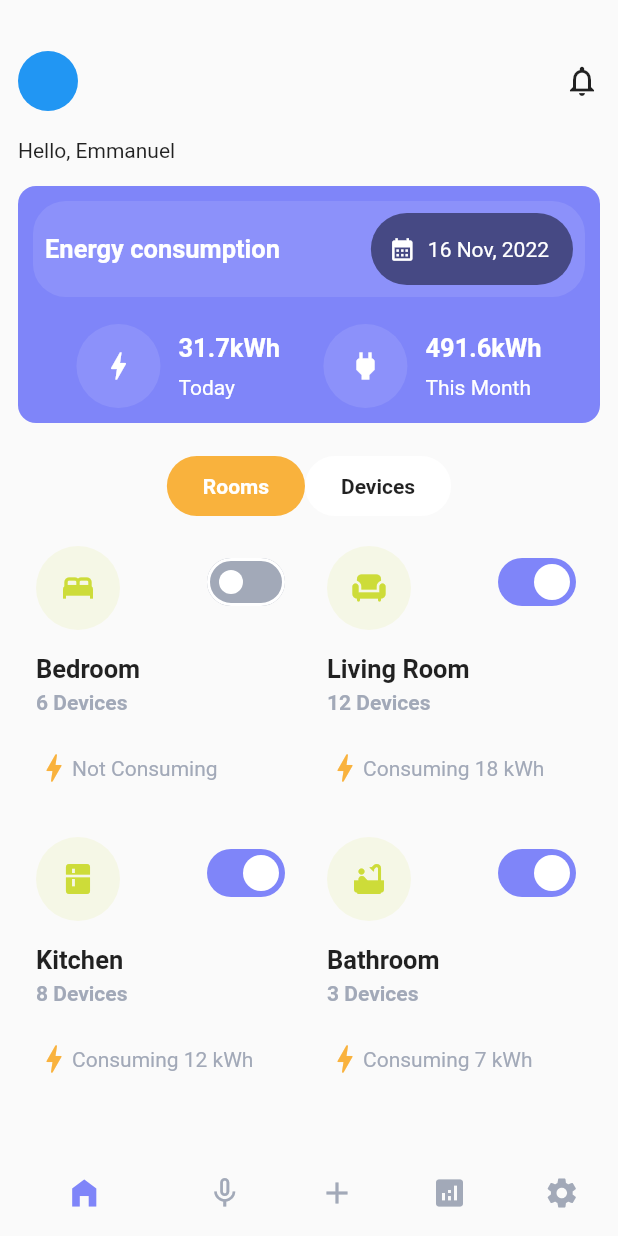
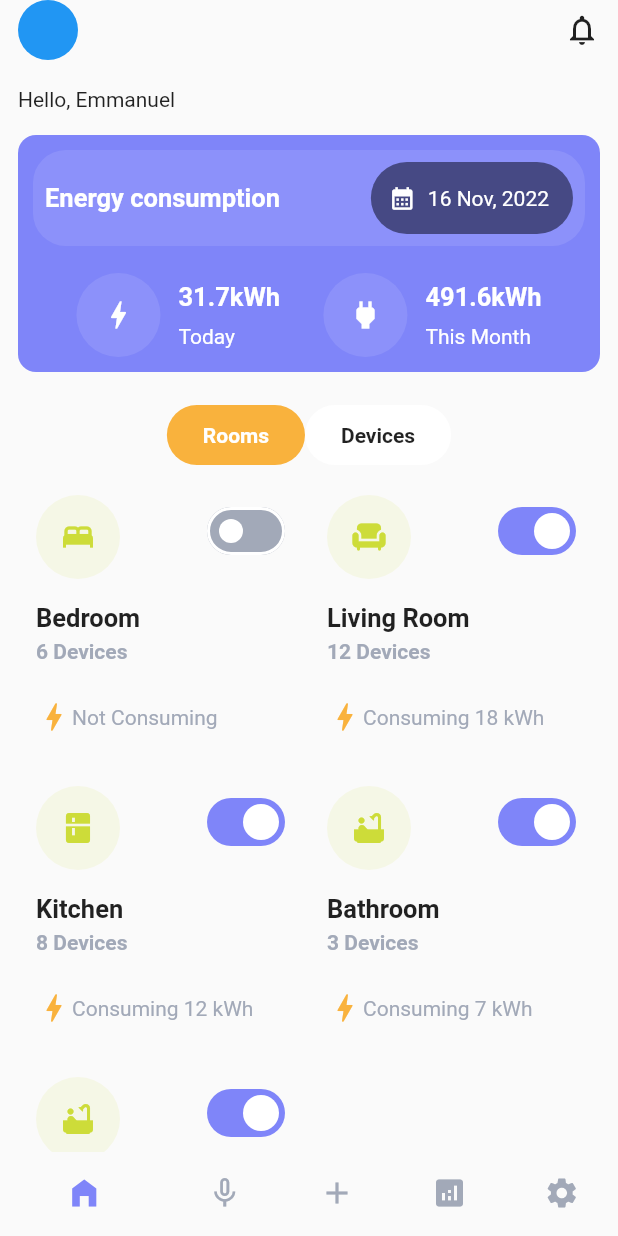
Before and after one commit to Bojan227/smart_home, a Flutter app: the screen it shows after launch, on a phone screen of 412 x 824 dp. Run offline on Flutter 3.47's test engine with Material 2 defaults, Android fonts, the phone set to English and light mode, and no system bars; our stand-ins replace bloc, equatable, flutter_bloc, get_it, google_fonts; statements that could not run were skipped.

Commit message:
update: wrap home contain SafeArea widget

```diff
--- a/lib/presentation/ui/home/home_screen.dart
+++ b/lib/presentation/ui/home/home_screen.dart
@@ -21,9 +21,10 @@ class HomeScreen extends StatelessWidget {
         create: (context) => TabCubit(),
         child: const BottomNavBar(),
       ),
-      body: Container(
-        padding: EdgeInsets.symmetric(
-            vertical: 34, horizontal: mainConfig.homeScreenPadding!),
+      body: SafeArea(
+        child: Container(
+          padding:
+              EdgeInsets.symmetric(horizontal: mainConfig.homeScreenPadding!),
           child: Column(
             crossAxisAlignment: CrossAxisAlignment.start,
             children: [
@@ -61,6 +62,7 @@ class HomeScreen extends StatelessWidget {
             ],
           ),
         ),
+      ),
     );
   }
 }
```
Lines whose indentation alone changed are shown as unchanged.
